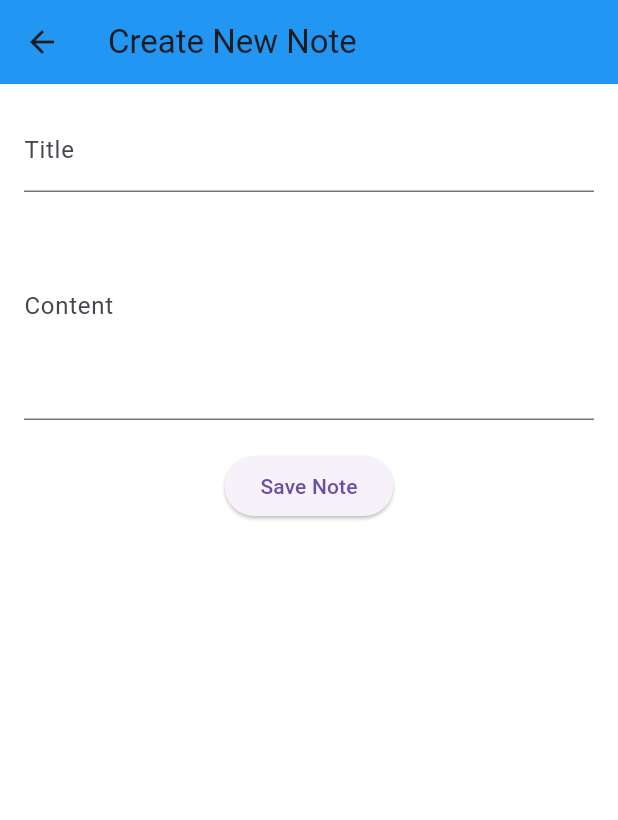
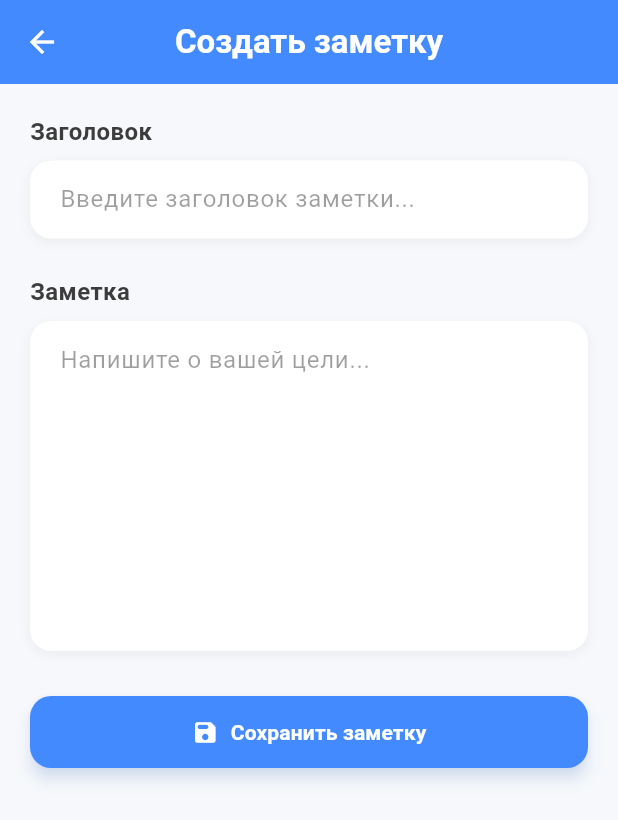
Before and after one commit to NotiDev/Noti, a Flutter app: the screen it shows after launch, after a tap on the "add" icon, on a phone screen of 412 x 824 dp. Shown: the top 820 px of the screen. Run offline on Flutter 3.47's test engine with Material 3 defaults, Android fonts, the phone set to English and light mode, and no system bars.

Commit message:
Добавлены вкладки и улучшен интерфейс

```diff
--- a/lib/main.dart
+++ b/lib/main.dart
@@ -1,34 +1,71 @@
 import 'package:flutter/material.dart';
-import 'screens/home_screen.dart';
+import 'package:provider/provider.dart';
 import 'providers/notes_provider.dart';
-import 'package:provider/provider.dart';
+import 'screens/main_screen.dart';
 
 void main() {
-  runApp(MyApp());
+  runApp(const MyApp());
 }
 
+
 class MyApp extends StatelessWidget {
+  const MyApp({super.key});
+
   @override
   Widget build(BuildContext context) {
     return ChangeNotifierProvider(
       create: (context) => NotesProvider(),
       child: MaterialApp(
         title: 'Noti App',
+        debugShowCheckedModeBanner: false,
         theme: ThemeData(
-          primarySwatch: Colors.blue, // здесь меняем на синий
+          colorScheme: ColorScheme.fromSwatch(
+            primarySwatch: Colors.blue,
+          ).copyWith(
+            secondary: Colors.blueAccent,
+            surface: Colors.white,
+          ),
           brightness: Brightness.light,
           scaffoldBackgroundColor: Colors.white,
           appBarTheme: const AppBarTheme(
-            backgroundColor: Colors.blue, // цвет AppBar
+            backgroundColor: Colors.blue,
+            foregroundColor: Colors.white,
+            elevation: 2,
+            centerTitle: true,
+            titleTextStyle: TextStyle(
+              fontSize: 22,
+              fontWeight: FontWeight.bold,
+              color: Colors.white,
+            ),
           ),
           floatingActionButtonTheme: const FloatingActionButtonThemeData(
-            backgroundColor: Colors.blue, // цвет FAB
+            backgroundColor: Colors.blue,
+            foregroundColor: Colors.white,
+            elevation: 4,
+          ),
+          cardTheme: CardThemeData(
+            color: Colors.white,
+            elevation: 3,
+            shape: RoundedRectangleBorder(
+              borderRadius: BorderRadius.circular(14),
+            ),
           ),
           checkboxTheme: CheckboxThemeData(
-            fillColor: MaterialStateProperty.all(Colors.blue), // цвет чекбоксов
+            fillColor: WidgetStateProperty.all(Colors.blue),
+            shape: RoundedRectangleBorder(
+              borderRadius: BorderRadius.circular(4),
+            ),
+          ),
+          textTheme: const TextTheme(
+            bodyMedium: TextStyle(fontSize: 16, color: Colors.black87),
+            titleMedium: TextStyle(
+              fontSize: 18,
+              fontWeight: FontWeight.w600,
+              color: Colors.black,
+            ),
           ),
         ),
-        home: HomeScreen(),
+        home: const MainScreen(),
       ),
     );
   }
--- a/lib/providers/notes_provider.dart
+++ b/lib/providers/notes_provider.dart
@@ -2,7 +2,7 @@ import 'package:flutter/material.dart';
 import '../models/note.dart';
 
 class NotesProvider with ChangeNotifier {
-  List<Note> _notes = [];
+  final List<Note> _notes = [];
 
   List<Note> get notes => _notes;
 
--- a/lib/screens/create_note_screen.dart
+++ b/lib/screens/create_note_screen.dart
@@ -4,6 +4,8 @@ import '../providers/notes_provider.dart';
 import 'package:provider/provider.dart';
 
 class CreateNoteScreen extends StatefulWidget {
+  const CreateNoteScreen({super.key});
+
   @override
   _CreateNoteScreenState createState() => _CreateNoteScreenState();
 }
@@ -14,42 +16,128 @@ class _CreateNoteScreenState extends State<CreateNoteScreen> {
 
   @override
   Widget build(BuildContext context) {
+    final theme = Theme.of(context);
+
     return Scaffold(
+      backgroundColor: const Color(0xFFF6F8FB),
       appBar: AppBar(
-        title: Text('Create New Note'),
+        backgroundColor: Colors.blueAccent,
+        elevation: 0,
+        title: const Text(
+          'Создать заметку',
+          style: TextStyle(
+            fontWeight: FontWeight.w600,
+            color: Colors.white,
           ),
-      body: Padding(
-        padding: const EdgeInsets.all(16.0),
+        ),
+        iconTheme: const IconThemeData(color: Colors.white),
+      ),
+      body: SingleChildScrollView(
+        padding: const EdgeInsets.all(20),
         child: Column(
+          crossAxisAlignment: CrossAxisAlignment.start,
           children: [
-            TextField(
+            _buildLabel("Заголовок"),
+            _buildTextField(
               controller: _titleController,
-              decoration: InputDecoration(labelText: 'Title'),
+              hint: "Введите заголовок заметки...",
             ),
-            TextField(
+            const SizedBox(height: 24),
+            _buildLabel("Заметка"),
+            _buildTextField(
               controller: _contentController,
-              decoration: InputDecoration(labelText: 'Content'),
-              maxLines: 5,
+              hint: "Напишите о вашей цели...",
+              maxLines: 8,
             ),
-            SizedBox(height: 20),
-            ElevatedButton(
+            const SizedBox(height: 30),
+            _buildSaveButton(context),
+          ],
+        ),
+      ),
+    );
+  }
+
+  Widget _buildLabel(String text) => Padding(
+        padding: const EdgeInsets.only(bottom: 8),
+        child: Text(
+          text,
+          style: const TextStyle(
+            fontWeight: FontWeight.w600,
+            color: Color(0xFF3C3C3C),
+            fontSize: 16,
+          ),
+        ),
+      );
+
+  Widget _buildTextField({
+    required TextEditingController controller,
+    required String hint,
+    int maxLines = 1,
+  }) {
+    return Container(
+      decoration: BoxDecoration(
+        color: Colors.white,
+        borderRadius: BorderRadius.circular(14),
+        boxShadow: [
+          BoxShadow(
+            color: Colors.black.withOpacity(0.05),
+            blurRadius: 6,
+            offset: const Offset(0, 2),
+          ),
+        ],
+      ),
+      child: Focus(
+        child: TextField(
+          controller: controller,
+          maxLines: maxLines,
+          decoration: InputDecoration(
+            hintText: hint,
+            hintStyle: const TextStyle(color: Colors.black38),
+            contentPadding:
+                const EdgeInsets.symmetric(horizontal: 16, vertical: 14),
+            border: OutlineInputBorder(
+              borderRadius: BorderRadius.circular(14),
+              borderSide: BorderSide.none,
+            ),
+          ),
+        ),
+      ),
+    );
+  }
+
+  Widget _buildSaveButton(BuildContext context) {
+    return Center(
+      child: SizedBox(
+        width: double.infinity,
+        child: ElevatedButton.icon(
           onPressed: () {
-                final title = _titleController.text;
-                final content = _contentController.text;
+            final title = _titleController.text.trim();
+            final content = _contentController.text.trim();
 
             if (title.isNotEmpty && content.isNotEmpty) {
-                  final newNote = Note(
-                    title: title,
-                    content: content,
-                  );
+              final newNote = Note(title: title, content: content);
               Provider.of<NotesProvider>(context, listen: false)
                   .addNote(newNote);
               Navigator.pop(context);
             }
           },
-              child: Text('Save Note'),
+          icon: const Icon(Icons.save_rounded, color: Colors.white),
+          label: const Text(
+            'Сохранить заметку',
+            style: TextStyle(
+              fontWeight: FontWeight.w600,
+              color: Colors.white,
             ),
-          ],
+          ),
+          style: ElevatedButton.styleFrom(
+            backgroundColor: Colors.blueAccent,
+            padding: const EdgeInsets.symmetric(vertical: 14),
+            shape: RoundedRectangleBorder(
+              borderRadius: BorderRadius.circular(14),
+            ),
+            elevation: 4,
+            shadowColor: Colors.blueAccent.withOpacity(0.3),
+          ),
         ),
       ),
     );
--- a/lib/screens/home_screen.dart
+++ b/lib/screens/home_screen.dart
@@ -1,46 +1,47 @@
 import 'package:flutter/material.dart';
+import 'package:provider/provider.dart';
+import '../providers/notes_provider.dart';
+import '../widgets/note_item.dart';
 import 'create_note_screen.dart';
 import 'statistics_screen.dart';
-import '../models/note.dart';
-import '../providers/notes_provider.dart';
-import 'package:provider/provider.dart';
-import '../widgets/note_item.dart';
 
 class HomeScreen extends StatelessWidget {
+  const HomeScreen({super.key});
+
   @override
   Widget build(BuildContext context) {
     final notes = Provider.of<NotesProvider>(context).notes;
 
     return Scaffold(
       appBar: AppBar(
-        title: Text('Noti'),
-        actions: [
-          IconButton(
-            icon: Icon(Icons.show_chart),
-            onPressed: () {
-              Navigator.push(
-                context,
-                MaterialPageRoute(builder: (context) => StatisticsScreen()),
-              );
-            },
+        title: const Text('Noti'),
       ),
-        ],
+      body: notes.isEmpty
+          ? Center(
+              child: Text(
+                'Нет заметок. Добавьте первую!',
+                style: TextStyle(
+                  fontSize: 18,
+                  color: Colors.blue.shade400,
                 ),
-      body: ListView.builder(
+              ),
+            )
+          : ListView.builder(
               padding: const EdgeInsets.all(8),
               itemCount: notes.length,
               itemBuilder: (context, index) {
                 final note = notes[index];
                 return NoteItem(
-            title: note.title!,
-            content: note.content!,
-            isDone: note.isDone!,
+                  title: note.title,
+                  content: note.content,
+                  isDone: note.isDone,
                   onToggleDone: (value) {
                     Provider.of<NotesProvider>(context, listen: false)
                         .toggleDone(note, value);
                   },
                   onDelete: () {
-              Provider.of<NotesProvider>(context, listen: false).deleteNote(note);
+                    Provider.of<NotesProvider>(context, listen: false)
+                        .deleteNote(note);
                   },
                 );
               },
@@ -52,7 +53,7 @@ class HomeScreen extends StatelessWidget {
             MaterialPageRoute(builder: (context) => CreateNoteScreen()),
           );
         },
-        child: Icon(Icons.add),
+        child: const Icon(Icons.add, size: 28),
       ),
     );
   }
--- /dev/null
+++ b/lib/screens/main_screen.dart
@@ -0,0 +1,70 @@
+import 'package:flutter/material.dart';
+import 'package:provider/provider.dart';
+import '../providers/notes_provider.dart';
+import 'home_screen.dart';
+import 'statistics_screen.dart';
+import 'create_note_screen.dart';
+
+class MainScreen extends StatefulWidget {
+  const MainScreen({super.key});
+
+  @override
+  State<MainScreen> createState() => _MainScreenState();
+}
+
+class _MainScreenState extends State<MainScreen> {
+  int _selectedIndex = 0;
+  late PageController _pageController;
+
+  @override
+  void initState() {
+    super.initState();
+    _pageController = PageController(initialPage: 0);
+  }
+
+  void _onPageChanged(int index) {
+    setState(() => _selectedIndex = index);
+  }
+
+  void _onItemTapped(int index) {
+    _pageController.animateToPage(
+      index,
+      duration: const Duration(milliseconds: 250),
+      curve: Curves.easeInOut,
+    );
+  }
+
+  @override
+  Widget build(BuildContext context) {
+    final theme = Theme.of(context);
+
+    return Scaffold(
+      body: PageView(
+        controller: _pageController,
+        onPageChanged: _onPageChanged,
+        children: const [
+          HomeScreen(),
+          StatisticsScreen(),
+        ],
+      ),
+      bottomNavigationBar: BottomNavigationBar(
+        currentIndex: _selectedIndex,
+        onTap: _onItemTapped,
+        selectedItemColor: Colors.blueAccent,
+        unselectedItemColor: Colors.grey,
+        backgroundColor: Colors.white,
+        elevation: 10,
+        items: const [
+          BottomNavigationBarItem(
+            icon: Icon(Icons.notes_rounded),
+            label: 'Заметки',
+          ),
+          BottomNavigationBarItem(
+            icon: Icon(Icons.bar_chart_rounded),
+            label: 'Статистика',
+          ),
+        ],
+      ),
+    );
+  }
+}
--- a/lib/screens/statistics_screen.dart
+++ b/lib/screens/statistics_screen.dart
@@ -3,17 +3,19 @@ import '../providers/notes_provider.dart';
 import 'package:provider/provider.dart';
 
 class StatisticsScreen extends StatelessWidget {
+  const StatisticsScreen({super.key});
+
   @override
   Widget build(BuildContext context) {
     final noteCount = Provider.of<NotesProvider>(context).noteCount;
 
     return Scaffold(
       appBar: AppBar(
-        title: Text('Statistics'),
+        title: Text('Статистика'),
       ),
       body: Center(
         child: Text(
-          'Total Notes: $noteCount',
+          'Всего заметок: $noteCount',
           style: TextStyle(fontSize: 24),
         ),
       ),
--- a/lib/widgets/note_item.dart
+++ b/lib/widgets/note_item.dart
@@ -18,40 +18,66 @@ class NoteItem extends StatelessWidget {
 
   @override
   Widget build(BuildContext context) {
+    final theme = Theme.of(context);
+
     return Card(
-      color: Colors.white,
-      margin: const EdgeInsets.symmetric(vertical: 8),
-      elevation: 4,
+      margin: const EdgeInsets.symmetric(vertical: 8, horizontal: 4),
+      elevation: 2,
       shape: RoundedRectangleBorder(
         borderRadius: BorderRadius.circular(14),
+        side: BorderSide(
+          color: isDone ? Colors.blue.shade100 : Colors.blue.shade50,
+        ),
       ),
       child: ListTile(
-        leading: Checkbox(
-          value: isDone,
-          onChanged: onToggleDone,
-          activeColor: Colors.green,
-        ),
+        contentPadding: const EdgeInsets.symmetric(horizontal: 16, vertical: 8),
+leading: Transform.scale(
+  scale: 1.2,
+  child: Checkbox(
+    value: isDone,
+    onChanged: onToggleDone,
+    activeColor: Colors.blue, // фон при отмеченном
+    checkColor: Colors.white, // цвет галочки
+    side: BorderSide(
+      color: Colors.blue, // цвет рамки
+      width: 1.8,
+    ),
+    shape: RoundedRectangleBorder(
+      borderRadius: BorderRadius.circular(6),
+    ),
+    fillColor: WidgetStateProperty.resolveWith((states) {
+      if (states.contains(WidgetState.selected)) {
+        // отмеченный
+        return Colors.blue;
+      } else {
+        // неотмеченный — фон прозрачный
+        return Colors.transparent;
+      }
+    }),
+    materialTapTargetSize: MaterialTapTargetSize.shrinkWrap,
+  ),
+),
+
+
         title: Text(
           title,
-          style: TextStyle(
-            fontSize: 18,
-            fontWeight: FontWeight.w600,
-            decoration:
-            isDone ? TextDecoration.lineThrough : TextDecoration.none,
-            color: isDone ? Colors.grey : Colors.black,
+          style: theme.textTheme.titleMedium!.copyWith(
+            decoration: isDone ? TextDecoration.lineThrough : null,
+            color: isDone ? Colors.grey : Colors.black87,
           ),
         ),
-        subtitle: Text(
-          content,
-          style: TextStyle(
-            fontSize: 16,
-            color: isDone ? Colors.grey : Colors.black54,
-            decoration:
-            isDone ? TextDecoration.lineThrough : TextDecoration.none,
+        subtitle: Padding(
+          padding: const EdgeInsets.only(top: 4),
+          child: Text(
+            content,
+            style: theme.textTheme.bodyMedium!.copyWith(
+              color: isDone ? Colors.grey : Colors.black54,
+              decoration: isDone ? TextDecoration.lineThrough : null,
+            ),
           ),
         ),
         trailing: IconButton(
-          icon: const Icon(Icons.delete, color: Colors.red),
+          icon: const Icon(Icons.delete_outline, color: Colors.redAccent),
           onPressed: onDelete,
         ),
       ),
```
Lines whose indentation alone changed are shown as unchanged.
